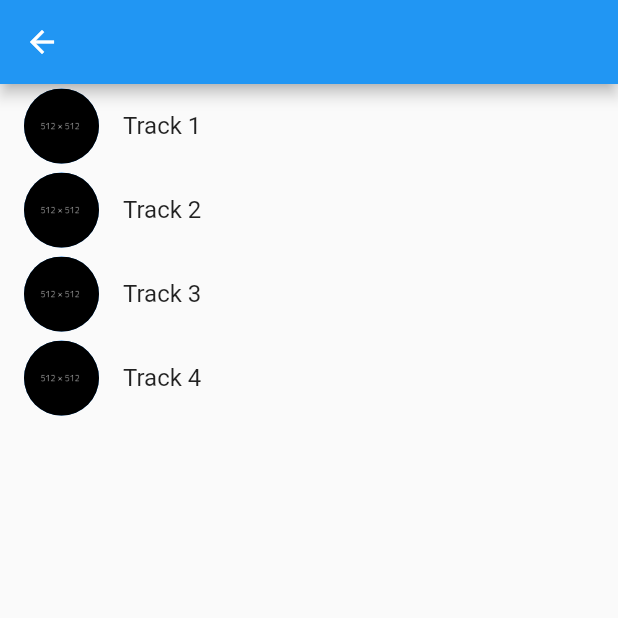
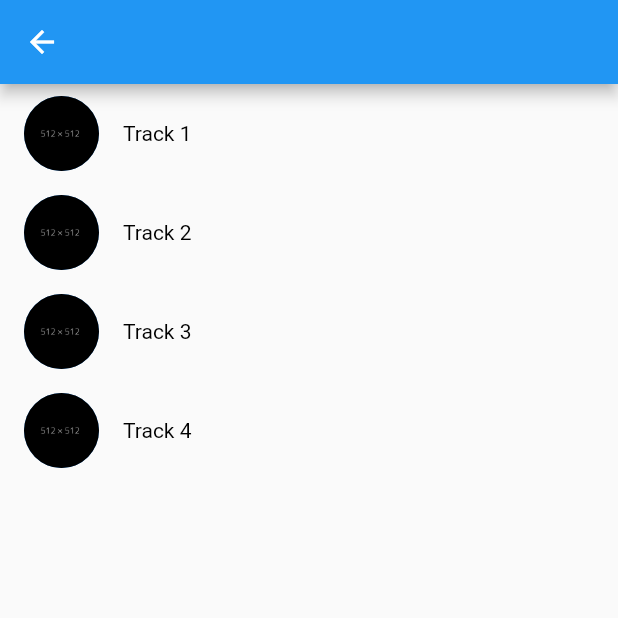
Before and after one commit to Ankit-Slnk/flutter_audio_app, a Flutter app: the TrackScreen screen opened directly with empty values, on a phone screen of 412 x 824 dp, the top half of it. Run offline on Flutter 3.47's test engine with Material 2 defaults, Android fonts, the light colour scheme and no system bars; our stand-ins replace fluttertoast, rxdart; missing offline and left inert: audio_manager, move_to_background.

Commit message:
minor changes

```diff
--- a/lib/screens/HomeScreen.dart
+++ b/lib/screens/HomeScreen.dart
@@ -20,7 +20,7 @@ class _HomeScreenState extends State<HomeScreen> {
               item.url,
               title: item.trackName,
               desc: item.albumName,
-              coverUrl: "",
+              coverUrl: "https://dummyimage.com/300/09f/fff.png",
             ),
           ));
       if (_list.isNotEmpty) AudioManager.instance.audioList = _list;
--- a/lib/screens/TrackScreen.dart
+++ b/lib/screens/TrackScreen.dart
@@ -1,4 +1,5 @@
 import 'package:audio_demo/models/AudioPlayback.dart';
+import 'package:audio_demo/utility/AudioIsPlayingBloc.dart';
 import 'package:audio_demo/utility/AudioSequencesListBloc.dart';
 import 'package:audio_demo/widget/BottomAudioPlayer.dart';
 import 'package:audio_manager/audio_manager.dart';
@@ -19,6 +20,7 @@ class _TrackScreenState extends State<TrackScreen> {
     "https://file-examples-com.github.io/uploads/2017/11/file_example_MP3_2MG.mp3",
     "https://file-examples-com.github.io/uploads/2017/11/file_example_MP3_5MG.mp3"
   ];
+  bool isCurrentPlaying = false;
 
   @override
   Widget build(BuildContext context) {
@@ -33,6 +35,11 @@ class _TrackScreenState extends State<TrackScreen> {
           ),
           BottomAudioPlayer(
             callback: () {
+              print("BottomAudioPlayer");
+              isCurrentPlaying = audioSequencesListBloc
+                          .audioSequencesList.stream.value.length !=
+                      0 &&
+                  AudioManager.instance.isPlaying;
               _notify();
             },
           )
@@ -45,15 +52,49 @@ class _TrackScreenState extends State<TrackScreen> {
     return ListView.builder(
       itemCount: urls.length,
       itemBuilder: (context, index) {
-        return ListTile(
-          leading: CircleAvatar(
-            radius: 25,
-            backgroundImage: AssetImage("assets/dummy.png"),
+        return GestureDetector(
+          onTap: () {
+            if (isCurrentPlaying && AudioManager.instance.curIndex == index) {
+              AudioManager.instance.toPause();
+              _notify();
+            } else {
+              playAudio(index);
+            }
+          },
+          child: Container(
+            padding: EdgeInsets.symmetric(
+              vertical: 8,
+              horizontal: 16,
+            ),
+            child: Row(
+              children: [
+                CircleAvatar(
+                  radius: 25,
+                  backgroundImage: AssetImage("assets/dummy.png"),
+                ),
+                SizedBox(
+                  width: 16,
+                ),
+                Expanded(
+                  child: Text(
+                    "Track " + (index + 1).toString(),
+                    style: TextStyle(
+                      color: Colors.black,
+                    ),
+                  ),
+                ),
+                SizedBox(
+                  width: 16,
+                ),
+                isCurrentPlaying && AudioManager.instance.curIndex == index
+                    ? CircleAvatar(
+                        radius: 5,
+                        backgroundColor: Colors.black,
+                      )
+                    : Container()
+              ],
+            ),
           ),
-          title: Text("Track " + (index + 1).toString()),
-          onTap: () {
-            playAudio(index);
-          },
         );
       },
     );
@@ -73,6 +114,7 @@ class _TrackScreenState extends State<TrackScreen> {
     audioSequencesListBloc.audioSequencesList.sink.add(audioList);
     await Future.delayed(Duration(milliseconds: 500));
     await AudioManager.instance.play(index: index);
+    await Future.delayed(Duration(milliseconds: 1000));
     _notify();
   }
 
--- a/lib/widget/BottomAudioPlayer.dart
+++ b/lib/widget/BottomAudioPlayer.dart
@@ -20,6 +20,7 @@ class _BottomAudioPlayerState extends State<BottomAudioPlayer> {
   AudioPlayback audioPlayback;
 
   updatePlayback() {
+    widget.callback();
     if (audioSequencesListBloc.audioSequencesList.stream.value.length > 0) {
       audioPlayback = audioSequencesListBloc
           .audioSequencesList.stream.value[AudioManager.instance.curIndex];
@@ -103,7 +104,6 @@ class _BottomAudioPlayerState extends State<BottomAudioPlayer> {
               );
               _notify();
               updatePlayback();
-              widget.callback();
             },
             child: Container(
               decoration: BoxDecoration(
--- a/pubspec.yaml
+++ b/pubspec.yaml
@@ -27,15 +27,14 @@ dependencies:
   # The following adds the Cupertino Icons font to your application.
   # Use with the CupertinoIcons class for iOS style icons.
   cupertino_icons: ^1.0.2
-  permission_handler: ^7.1.0
   fluttertoast: ^8.0.6
   font_awesome_flutter: ^9.0.0
   rxdart: ^0.27.1
   http: ^0.13.3
   connectivity: ^3.0.6
-  audio_manager: ^0.8.1
   move_to_background: ^1.0.2
   intl: ^0.17.0
+  audio_manager: ^0.8.1
 
 dev_dependencies:
   flutter_test:
```
Also changed, not shown: pubspec.lock, 2 other files.
